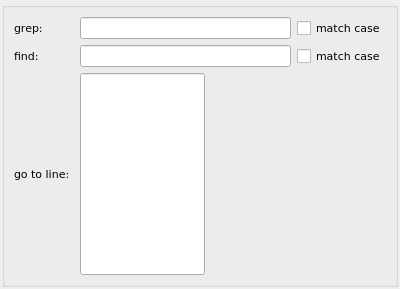
krzysiek6d/sherlog, file mytab.ui: the form before one commit.
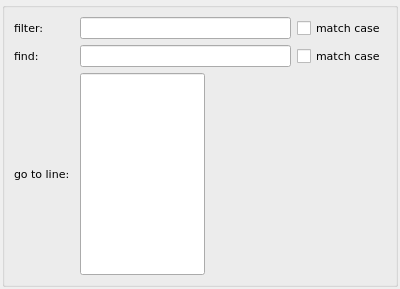
The form after the commit.

Patch:
```diff
--- a/mytab.ui
+++ b/mytab.ui
@@ -61,7 +61,7 @@
            </size>
           </property>
           <property name="text">
-           <string>grep: </string>
+           <string>filter: </string>
           </property>
          </widget>
         </item>
```
